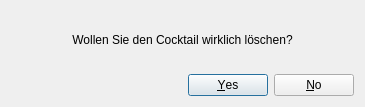
The window that DesktopApp/deleteDialog.ui (Filaton/cnc) describes before a commit, drawn with Qt 5.
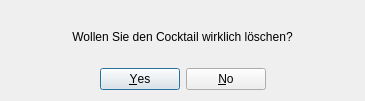
The same window after the commit.

```diff
--- a/DesktopApp/deleteDialog.ui
+++ b/DesktopApp/deleteDialog.ui
@@ -7,7 +7,7 @@
     <x>0</x>
     <y>0</y>
     <width>365</width>
-    <height>107</height>
+    <height>101</height>
    </rect>
   </property>
   <property name="windowTitle">
@@ -32,6 +32,9 @@
      <property name="standardButtons">
       <set>QDialogButtonBox::No|QDialogButtonBox::Yes</set>
      </property>
+     <property name="centerButtons">
+      <bool>true</bool>
+     </property>
     </widget>
    </item>
   </layout>
```
Left out of the diff: 12 changed lines with no effect on the pictures.
